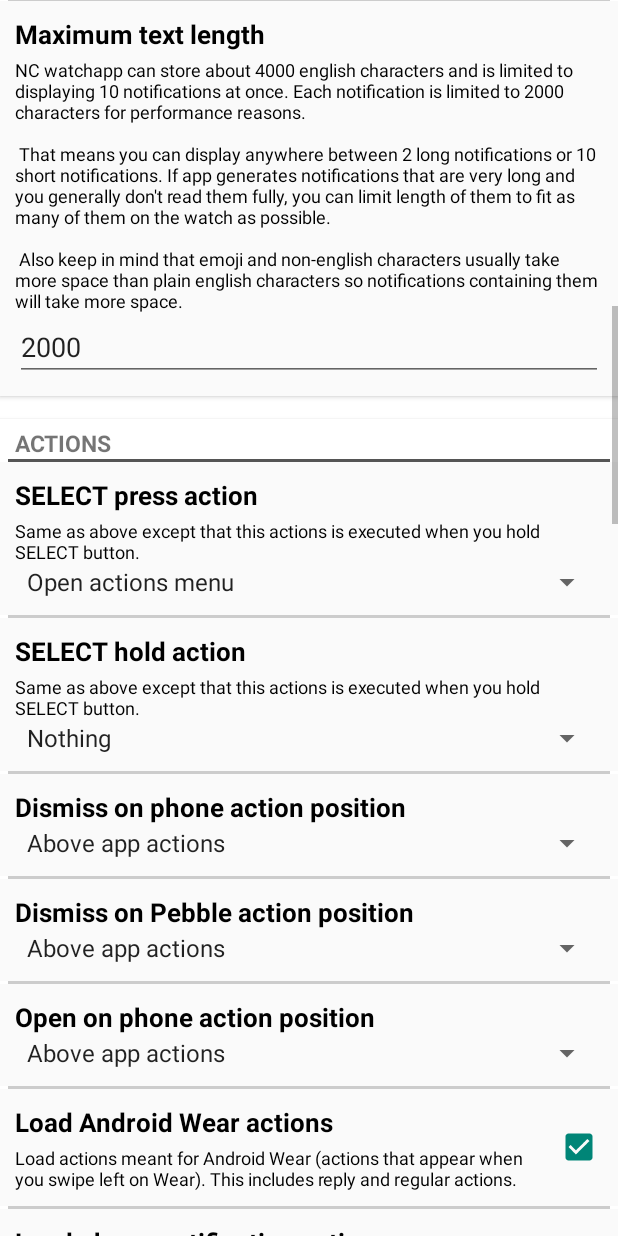
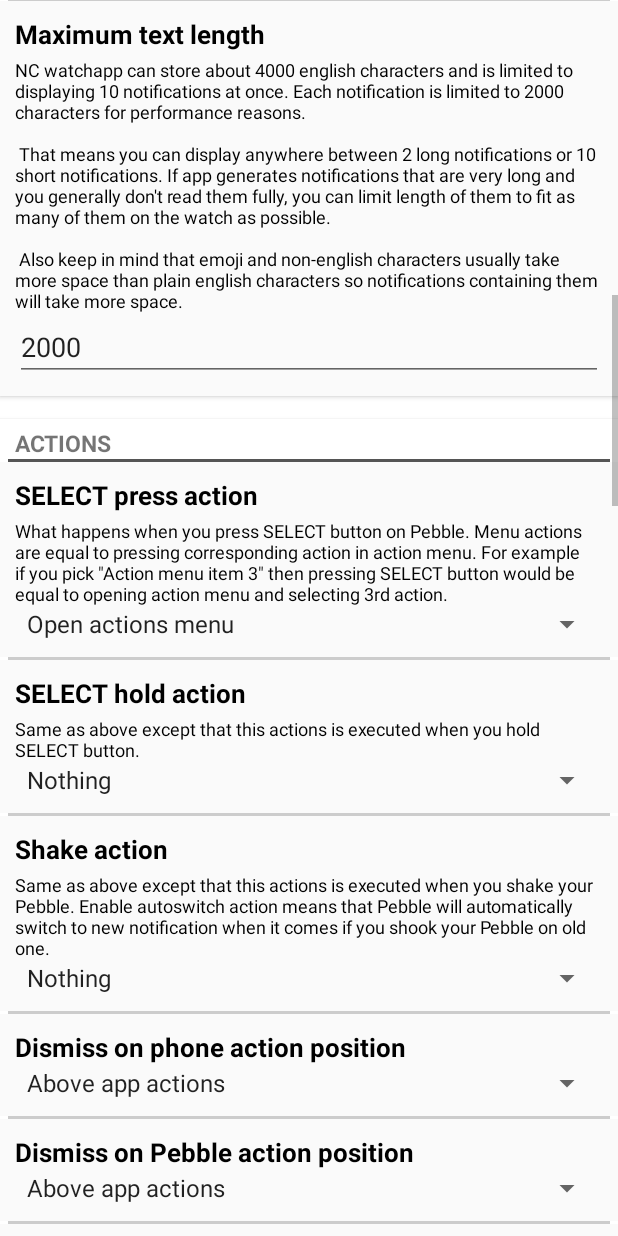
Before and after one commit to matejdro/PebbleNotificationCenter-Android, an Android app: the TaskerAppSettingsActivity screen opened directly, with no data from a screen before it, scrolled down 1153 dp, on a phone screen of 412 x 824 dp. Run offline under Robolectric (Android 15) with nearby library versions, the light colour scheme and no system bars; pictures from the network do not load; 4 statements that could not run were skipped.

Commit message:
Moved shake setting to per-app-settings (resets old setting), added dismiss from Pebble action

```diff
--- a/app/src/main/java/com/matejdro/pebblenotificationcenter/appsetting/AppSetting.java
+++ b/app/src/main/java/com/matejdro/pebblenotificationcenter/appsetting/AppSetting.java
@@ -34,6 +34,8 @@ public enum AppSetting
     INBOX_USE_SUB_TEXT("inboxUseSubtext", true),
     SELECT_PRESS_ACTION("selectPressAction", 2),
     SELECT_HOLD_ACTION("selectHoldAction", 0),
+    SHAKE_ACTION("shakeActionNew", 0),
+
     DISMISS_ON_PHONE_OPTION_LOCATION("dismissOnPhoneLocation", 1),
     DISMISS_ON_PEBBLE_OPTION_LOCATION("dismissOnPebbleLocation", 1),
     OPEN_ON_PHONE_OPTION_LOCATION("openOnPhoneLocation", 1),
--- a/app/src/main/java/com/matejdro/pebblenotificationcenter/pebble/modules/ActionsModule.java
+++ b/app/src/main/java/com/matejdro/pebblenotificationcenter/pebble/modules/ActionsModule.java
@@ -5,6 +5,7 @@ import com.matejdro.pebblenotificationcenter.PebbleTalkerService;
 import com.matejdro.pebblenotificationcenter.ProcessedNotification;
 import com.matejdro.pebblenotificationcenter.appsetting.AppSetting;
 import com.matejdro.pebblenotificationcenter.appsetting.AppSettingStorage;
+import com.matejdro.pebblenotificationcenter.notifications.actions.DismissOnPebbleAction;
 import com.matejdro.pebblenotificationcenter.notifications.actions.lists.ActionList;
 import com.matejdro.pebblenotificationcenter.notifications.actions.lists.NotificationActionList;
 import com.matejdro.pebblenotificationcenter.notifications.actions.DismissOnPhoneAction;
@@ -93,9 +94,9 @@ public class ActionsModule extends CommModule
     private void gotMessageSelectPressed(PebbleDictionary data)
     {
         int id = data.getInteger(2).intValue();
-        boolean hold = data.contains(3);
+        int type = data.getUnsignedIntegerAsLong(3).intValue();
 
-        Timber.d("Select button pressed on Pebble, Hold: " + hold);
+        Timber.d("Button action from Pebble, Type: " + type);
 
         ProcessedNotification notification = getService().sentNotifications.get(id);
         if (notification == null)
@@ -111,7 +112,14 @@ public class ActionsModule extends CommModule
             return;
         }
 
-        AppSetting relevantSetting = hold ? AppSetting.SELECT_HOLD_ACTION : AppSetting.SELECT_PRESS_ACTION;
+        AppSetting relevantSetting;
+        if (type == 0)
+            relevantSetting = AppSetting.SELECT_PRESS_ACTION;
+        else if (type == 1)
+            relevantSetting = AppSetting.SELECT_HOLD_ACTION;
+        else
+            relevantSetting = AppSetting.SHAKE_ACTION;
+
         AppSettingStorage settingStorage = notification.source.getSettingStorage(getService());
 
         int action = settingStorage.getInt(relevantSetting);
@@ -121,7 +129,7 @@ public class ActionsModule extends CommModule
             this.notification = notification;
             showList(new NotificationActionList(notification));
         }
-        else if (action == 0)
+        else if (action == 0 || action == 60 || action == 61) //Do nothing on disabled and stop periodic vibration actions
         {
             Timber.d("Action was set to none");
             SystemModule.get(getService()).hideHourglass();
@@ -130,6 +138,10 @@ public class ActionsModule extends CommModule
         else if (action == 1)
         {
             DismissOnPhoneAction.dismissOnPhone(notification, getService());
+        }
+        else if (action == 62)
+        {
+            DismissUpwardsModule.dismissPebbleID(getService(), notification.id);
         }
         else
         {
--- a/app/src/main/java/com/matejdro/pebblenotificationcenter/pebble/modules/NotificationSendingModule.java
+++ b/app/src/main/java/com/matejdro/pebblenotificationcenter/pebble/modules/NotificationSendingModule.java
@@ -356,17 +356,18 @@ public class NotificationSendingModule extends CommModule
 
         int textLength = curSendingNotification.source.getText().getBytes().length;
 
-        byte[] configBytes = new byte[7 + vibrationPattern.size()];
+        byte[] configBytes = new byte[8 + vibrationPattern.size()];
         configBytes[0] = flags;
         configBytes[1] = (byte) (periodicVibrationInterval >>> 0x08);
         configBytes[2] = (byte) periodicVibrationInterval;
         configBytes[3] = (byte) amountOfActions;
         configBytes[4] = (byte) (textLength >>> 0x08);
         configBytes[5] = (byte) textLength;
-        configBytes[6] = (byte) vibrationPattern.size();
+        configBytes[6] = (byte) settingStorage.getInt(AppSetting.SHAKE_ACTION);
+        configBytes[7] = (byte) vibrationPattern.size();
 
         for (int i = 0; i < vibrationPattern.size(); i++)
-            configBytes[7 + i] = vibrationPattern.get(i);
+            configBytes[8 + i] = vibrationPattern.get(i);
 
         data.addUint8(0, (byte) 1);
         data.addUint8(1, (byte) 0);
--- a/app/src/main/java/com/matejdro/pebblenotificationcenter/pebble/modules/SystemModule.java
+++ b/app/src/main/java/com/matejdro/pebblenotificationcenter/pebble/modules/SystemModule.java
@@ -136,7 +136,6 @@ public class SystemModule extends CommModule
 
         configBytes[8] = (byte) (WatchappHandler.SUPPORTED_PROTOCOL >>> 0x08);
         configBytes[9] = (byte) WatchappHandler.SUPPORTED_PROTOCOL;
-        configBytes[10] = (byte) Integer.parseInt(getService().getGlobalSettings().getString(PebbleNotificationCenter.SHAKE_ACTION, "1"));
         configBytes[11] = (byte) (vibratingTimeout >>> 0x08);
         configBytes[12] = (byte) vibratingTimeout;
 
--- a/app/src/main/java/com/matejdro/pebblenotificationcenter/ui/perapp/PerAppActivity.java
+++ b/app/src/main/java/com/matejdro/pebblenotificationcenter/ui/perapp/PerAppActivity.java
@@ -113,11 +113,12 @@ public class PerAppActivity extends Activity
 
         //Actions
         category = new ArrayList<BaseSettingItem>();
-        category.add(new SpinnerItem(settingsStorage, AppSetting.SELECT_PRESS_ACTION, R.array.settingSelectButtonAction, R.string.settingSelectPress, R.string.settingSelectHoldDescription));
-        category.add(new SpinnerItem(settingsStorage, AppSetting.SELECT_HOLD_ACTION, R.array.settingSelectButtonAction, R.string.settingSelectHold, R.string.settingSelectHoldDescription));
-        if (version(Build.VERSION_CODES.JELLY_BEAN_MR2)) category.add(new SpinnerItem(settingsStorage, AppSetting.DISMISS_ON_PHONE_OPTION_LOCATION, R.array.settingActionVisibility, R.string.settingDismissOnPhone, 0));
-        category.add(new SpinnerItem(settingsStorage, AppSetting.DISMISS_ON_PEBBLE_OPTION_LOCATION, R.array.settingActionVisibility, R.string.settingDismissOnPebble, 0));
-        category.add(new SpinnerItem(settingsStorage, AppSetting.OPEN_ON_PHONE_OPTION_LOCATION, R.array.settingActionVisibility, R.string.settingOpenOnPhonePosition, 0));
+        category.add(new SpinnerItem(settingsStorage, AppSetting.SELECT_PRESS_ACTION, R.array.settingSelectButtonAction, R.string.settingSelectPress, R.string.settingSelectPressDescription, R.array.settingSelectButtonActionValues));
+        category.add(new SpinnerItem(settingsStorage, AppSetting.SELECT_HOLD_ACTION, R.array.settingSelectButtonAction, R.string.settingSelectHold, R.string.settingSelectHoldDescription, R.array.settingSelectButtonActionValues));
+        category.add(new SpinnerItem(settingsStorage, AppSetting.SHAKE_ACTION, R.array.settingShakeAction, R.string.settingShakeAction, R.string.settingShakeActionDescription, R.array.settingShakeActionValues));
+        if (version(Build.VERSION_CODES.JELLY_BEAN_MR2)) category.add(new SpinnerItem(settingsStorage, AppSetting.DISMISS_ON_PHONE_OPTION_LOCATION, R.array.settingActionVisibility, R.string.settingDismissOnPhone, 0, null));
+        category.add(new SpinnerItem(settingsStorage, AppSetting.DISMISS_ON_PEBBLE_OPTION_LOCATION, R.array.settingActionVisibility, R.string.settingDismissOnPebble, 0, null));
+        category.add(new SpinnerItem(settingsStorage, AppSetting.OPEN_ON_PHONE_OPTION_LOCATION, R.array.settingActionVisibility, R.string.settingOpenOnPhonePosition, 0, null));
         if (version(Build.VERSION_CODES.JELLY_BEAN)) category.add(new CheckBoxItem(settingsStorage, AppSetting.LOAD_WEAR_ACTIONS, R.string.settingLoadWearActions, R.string.settingLoadWearActionsDescription));
         if (version(Build.VERSION_CODES.JELLY_BEAN)) category.add(new CheckBoxItem(settingsStorage, AppSetting.LOAD_PHONE_ACTIONS, R.string.settingLoadPhoneActions, R.string.settingLoadPhoneActionsDescription));
         category.add(new CheckBoxItem(settingsStorage, AppSetting.ENABLE_VOICE_REPLY, R.string.settingEnableVoiceReply, R.string.settingEnableVoiceReplyDescription));
--- a/app/src/main/java/com/matejdro/pebblenotificationcenter/ui/perapp/settingitems/SpinnerItem.java
+++ b/app/src/main/java/com/matejdro/pebblenotificationcenter/ui/perapp/settingitems/SpinnerItem.java
@@ -18,7 +18,9 @@ public class SpinnerItem extends BaseSettingItem
     private AppSetting associatedSetting;
     private int textResource;
     private int descriptionResource;
-    private int spinnerItemsList;
+    private int spinnerItemsListResource;
+    private Integer spinnerItemValuesResource;
+
 
     private TextView nameText;
     private TextView descriptionText;
@@ -27,18 +29,19 @@ public class SpinnerItem extends BaseSettingItem
 
     protected PerAppActivity activity;
 
-    public SpinnerItem(AppSettingStorage settingsStorage, AppSetting associatedSetting, int spinnerItemsList, int textResource, int descriptionResource)
+    public SpinnerItem(AppSettingStorage settingsStorage, AppSetting associatedSetting, int spinnerItemsListResource, int textResource, int descriptionResource, Integer spinnerItemValuesResource)
     {
         super(settingsStorage);
 
-        this.spinnerItemsList = spinnerItemsList;
+        this.spinnerItemsListResource = spinnerItemsListResource;
         this.associatedSetting = associatedSetting;
         this.textResource = textResource;
         this.descriptionResource = descriptionResource;
+        this.spinnerItemValuesResource = spinnerItemValuesResource;
     }
 
     @Override
-    public View getView(PerAppActivity activity)
+    public View getView(final PerAppActivity activity)
     {
         this.activity = activity;
 
@@ -64,17 +67,39 @@ public class SpinnerItem extends BaseSettingItem
             }
         });
 
-        ArrayAdapter<CharSequence> adapter = ArrayAdapter.createFromResource(activity, spinnerItemsList, android.R.layout.simple_spinner_item);
+        ArrayAdapter<CharSequence> adapter = ArrayAdapter.createFromResource(activity, spinnerItemsListResource, android.R.layout.simple_spinner_item);
         adapter.setDropDownViewResource(android.R.layout.simple_spinner_dropdown_item);
         spinner.setAdapter(adapter);
 
-        spinner.setSelection(settingsStorage.getInt(associatedSetting));
+        int selection = settingsStorage.getInt(associatedSetting);
+        if (spinnerItemValuesResource != null)
+        {
+            int[] values = activity.getResources().getIntArray(spinnerItemValuesResource);
+            for (int i = 0; i < values.length; i++)
+            {
+                if (values[i] == selection)
+                {
+                    selection = i;
+                    break;
+                }
+            }
+        }
+        if (selection >= adapter.getCount())
+            selection = 0;
+
+        spinner.setSelection(selection);
+
         spinner.setOnItemSelectedListener(new AdapterView.OnItemSelectedListener()
         {
             @Override
             public void onItemSelected(AdapterView<?> adapterView, View view, int i, long l)
             {
-                settingsStorage.setInt(associatedSetting, i);
+                int value = i;
+
+                if (spinnerItemValuesResource != null)
+                    value = activity.getResources().getIntArray(spinnerItemValuesResource)[value];
+
+                settingsStorage.setInt(associatedSetting, value);
             }
             @Override
             public void onNothingSelected(AdapterView<?> adapterView)
--- a/app/src/main/res/values/strings.xml
+++ b/app/src/main/res/values/strings.xml
@@ -141,7 +141,8 @@
 
     <string-array name="settingSelectButtonAction">
         <item>Nothing</item>
-        <item>Dismiss notification</item>
+        <item>Dismiss from Pebble</item>
+        <item>Dismiss from Phone</item>
         <item>Open actions menu</item>
         <item>Action menu item 1</item>
         <item>Action menu item 2</item>
@@ -164,6 +165,91 @@
         <item>Action menu item 19</item>
         <item>Action menu item 20</item>
     </string-array>
+
+    <integer-array name="settingSelectButtonActionValues">
+        <item>0</item>
+        <item>62</item>
+        <item>1</item>
+        <item>2</item>
+        <item>3</item>
+        <item>4</item>
+        <item>5</item>
+        <item>6</item>
+        <item>7</item>
+        <item>8</item>
+        <item>9</item>
+        <item>10</item>
+        <item>11</item>
+        <item>12</item>
+        <item>13</item>
+        <item>14</item>
+        <item>15</item>
+        <item>16</item>
+        <item>17</item>
+        <item>18</item>
+        <item>19</item>
+        <item>20</item>
+        <item>21</item>
+        <item>22</item>
+    </integer-array>
+
+    <string-array name="settingShakeAction">
+        <item>Nothing</item>
+        <item>Stop periodic vibration</item>
+        <item>Stop periodic vibration and enable autoswitch</item>
+        <item>Dismiss from Pebble</item>
+        <item>Dismiss from Phone</item>
+        <item>Open actions menu</item>
+        <item>Action menu item 1</item>
+        <item>Action menu item 2</item>
+        <item>Action menu item 3</item>
+        <item>Action menu item 4</item>
+        <item>Action menu item 5</item>
+        <item>Action menu item 6</item>
+        <item>Action menu item 7</item>
+        <item>Action menu item 8</item>
+        <item>Action menu item 9</item>
+        <item>Action menu item 10</item>
+        <item>Action menu item 11</item>
+        <item>Action menu item 12</item>
+        <item>Action menu item 13</item>
+        <item>Action menu item 14</item>
+        <item>Action menu item 15</item>
+        <item>Action menu item 16</item>
+        <item>Action menu item 17</item>
+        <item>Action menu item 18</item>
+        <item>Action menu item 19</item>
+        <item>Action menu item 20</item>
+    </string-array>
+
+    <integer-array name="settingShakeActionValues">
+        <item>0</item>
+        <item>60</item>
+        <item>61</item>
+        <item>62</item>
+        <item>1</item>
+        <item>2</item>
+        <item>3</item>
+        <item>4</item>
+        <item>5</item>
+        <item>6</item>
+        <item>7</item>
+        <item>8</item>
+        <item>9</item>
+        <item>10</item>
+        <item>11</item>
+        <item>12</item>
+        <item>13</item>
+        <item>14</item>
+        <item>15</item>
+        <item>16</item>
+        <item>17</item>
+        <item>18</item>
+        <item>19</item>
+        <item>20</item>
+        <item>21</item>
+        <item>22</item>
+    </integer-array>
 
     <string-array name="settingActionVisibility">
         <item>Disable</item>
@@ -398,6 +484,9 @@
     <string name="settingSelectHoldDescription">Same as above except that this actions is executed when you hold SELECT
         button.
     </string>
+    <string name="settingShakeAction">Shake action</string>
+    <string name="settingShakeActionDescription">Same as above except that this actions is executed when you shake your Pebble. Enable autoswitch action means that Pebble will automatically switch to new notification when it comes if you shook your Pebble on old one.
+    </string>
     <string name="settingDismissOnPhone">Dismiss on phone action position</string>
     <string name="settingDismissOnPebble">Dismiss on Pebble action position</string>
     <string name="settingOpenOnPhonePosition">Open on phone action position</string>
--- a/app/src/main/res/xml/settings.xml
+++ b/app/src/main/res/xml/settings.xml
@@ -84,13 +84,6 @@
             android:key="noVibrateCharge"
             android:title="Don&apos;t vibrate when charging" />
 
-        <ListPreference
-            android:defaultValue="1"
-            android:entries="@array/shakeActions"
-            android:entryValues="@array/shakeActionValues"
-            android:key="shakeAction"
-            android:title="Action on shake" />
-
         <CheckBoxPreference
                 android:defaultValue="false"
                 android:key="invertColors"
```
Also changed, not shown: 1 other file.
